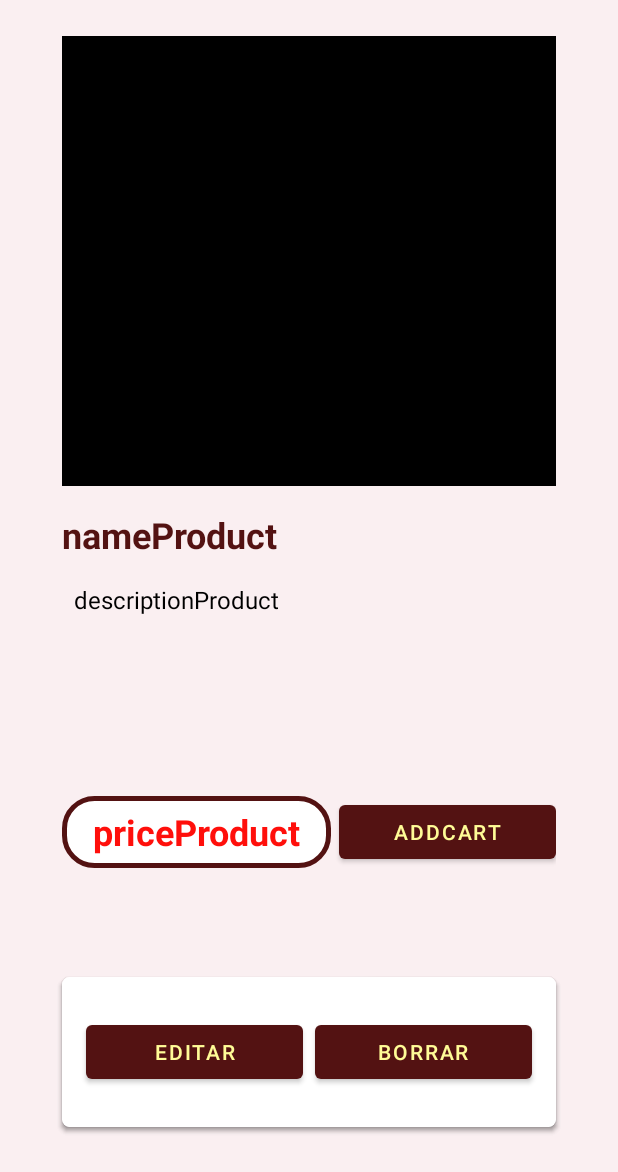
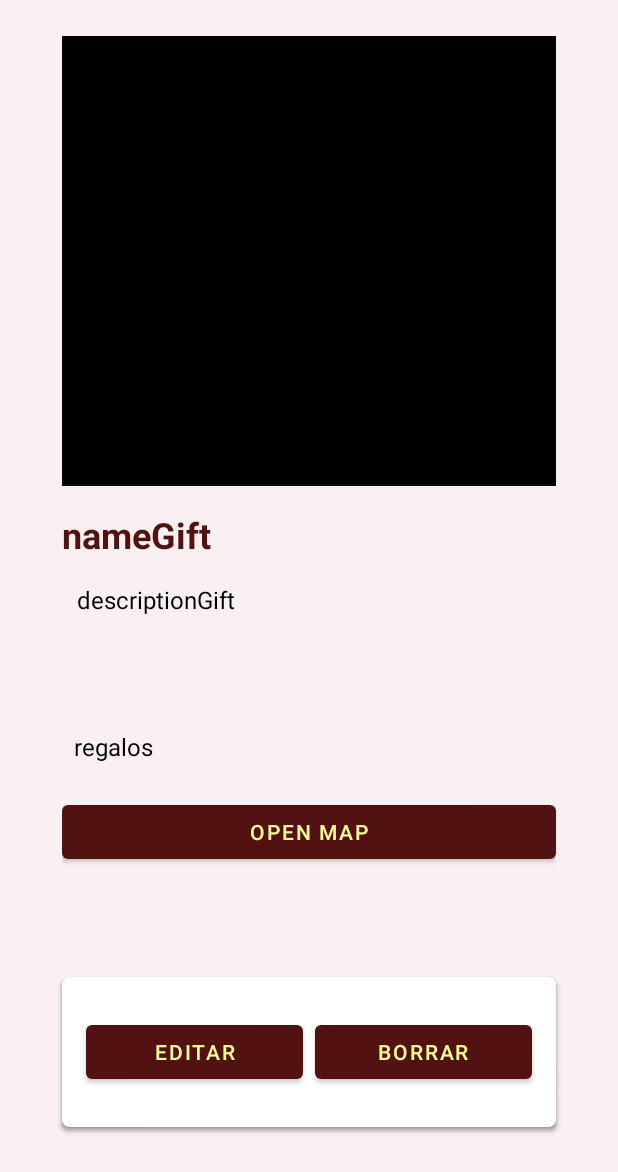
Before and after one commit to Gargalv/BlissBirth, an Android app: the ProductoDetalle screen opened directly, with no data from a screen before it, on a phone screen of 412 x 824 dp. Shown: the top 1172 px of the screen. Run offline under Robolectric (Android 15) with nearby library versions, the phone set to English and light mode, and no system bars.

Commit message:
Cambio de algunos estilos y campos nuevos para subir cumpleas

```diff
--- a/app/src/main/java/com/ama/blissbirth/AniadirProducto.java
+++ b/app/src/main/java/com/ama/blissbirth/AniadirProducto.java
@@ -54,7 +54,7 @@ public class AniadirProducto extends AppCompatActivity {
         FirebaseUser user = firebaseAuth.getCurrentUser();
         String uid = user.getUid();
 
-        nom = findViewById(R.id.nomProducto);
+        nom = findViewById(R.id.nomCumpleanios);
         desc = findViewById(R.id.descProducto);
         prec = findViewById(R.id.precProducto);
         aniadir = findViewById(R.id.aniadir);
--- a/app/src/main/res/layout/activity_aniadir_producto.xml
+++ b/app/src/main/res/layout/activity_aniadir_producto.xml
@@ -34,13 +34,13 @@
             app:layout_constraintStart_toStartOf="@+id/guidelineIzq">
 
             <com.google.android.material.textfield.TextInputEditText
-                android:id="@+id/nomProducto"
+                android:id="@+id/nomCumpleanios"
                 style="@style/interior_caja"
                 android:layout_width="match_parent"
                 android:layout_height="wrap_content"
-                android:hint="Product"
+                android:hint="Name"
+                android:inputType="text"
                 android:maxLength="40"
-                android:inputType="text"
                 android:textColor="@color/black" />
 
         </com.google.android.material.textfield.TextInputLayout>
@@ -82,7 +82,7 @@
                 style="@style/interior_caja"
                 android:layout_width="match_parent"
                 android:layout_height="wrap_content"
-                android:hint="Price"
+                android:hint="Date"
                 android:inputType="number"
                 android:textColor="@color/black" />
         </com.google.android.material.textfield.TextInputLayout>
--- a/app/src/main/res/layout/activity_producto_detalle.xml
+++ b/app/src/main/res/layout/activity_producto_detalle.xml
@@ -26,11 +26,11 @@
         android:src="@color/black"/>
 
     <TextView
-        android:id="@+id/nameProduct"
+        android:id="@+id/nameGift"
         android:layout_width="0dp"
         android:layout_height="wrap_content"
         android:layout_marginTop="16dp"
-        android:text="nameProduct"
+        android:text="nameGift"
         android:textColor="@color/Dark_burgundy"
         android:textSize="24dp"
         android:textStyle="bold"
@@ -39,19 +39,32 @@
         app:layout_constraintTop_toBottomOf="@id/photoProduct" />
 
     <TextView
-        android:id="@+id/descriptionProduct"
-        android:layout_width="0dp"
-        android:layout_height="150dp"
+        android:id="@+id/descriptionGift"
+        android:layout_width="326dp"
+        android:layout_height="98dp"
         android:layout_marginTop="8dp"
-        android:text="descriptionProduct"
+        android:padding="8dp"
+        android:text="descriptionGift"
         android:textColor="@color/black"
         android:textSize="16dp"
         app:layout_constraintEnd_toStartOf="@+id/guidelineDer"
         app:layout_constraintStart_toStartOf="@+id/guidelineIzq"
-        app:layout_constraintTop_toBottomOf="@id/nameProduct"
-        android:padding="8dp"/>
+        app:layout_constraintTop_toBottomOf="@id/nameGift" />
     <!--android:background="@drawable/borde_buscador"-->
 
+
+    <TextView
+        android:id="@+id/regalos"
+        android:layout_width="329dp"
+        android:layout_height="52dp"
+        android:padding="8dp"
+        android:text="regalos"
+        android:textColor="@color/black"
+        android:textSize="16dp"
+        app:layout_constraintEnd_toStartOf="@+id/guidelineDer"
+        app:layout_constraintHorizontal_bias="1.0"
+        app:layout_constraintStart_toStartOf="@+id/guidelineIzq"
+        app:layout_constraintTop_toBottomOf="@id/descriptionGift" />
 
     <LinearLayout
         android:id="@+id/linearLay"
@@ -60,26 +73,13 @@
         android:orientation="horizontal"
         app:layout_constraintEnd_toStartOf="@+id/guidelineDer"
         app:layout_constraintStart_toStartOf="@+id/guidelineIzq"
-        app:layout_constraintTop_toBottomOf="@id/descriptionProduct">
-
-        <TextView
-            android:id="@+id/priceProduct"
-            android:layout_width="wrap_content"
-            android:layout_height="match_parent"
-            android:layout_marginRight="5dp"
-            android:text="priceProduct"
-            android:gravity="center"
-            android:textColor="@color/Vivid_red"
-            android:textSize="24dp"
-            android:layout_weight="1"
-            android:background="@drawable/borde_buscador"
-            android:textStyle="bold"/>
+        app:layout_constraintTop_toBottomOf="@id/regalos">
 
         <Button
             android:id="@+id/addCart"
             android:layout_width="wrap_content"
             android:layout_height="wrap_content"
-            android:text="AddCart"
+            android:text="Open Map"
             android:layout_weight="1"
             style="@style/boton_oscuro"/>
 
--- a/app/src/main/res/layout/activity_register.xml
+++ b/app/src/main/res/layout/activity_register.xml
@@ -32,8 +32,9 @@
         app:layout_constraintStart_toStartOf="@+id/guidelineIzq"
         app:layout_constraintTop_toBottomOf="@+id/imagenReg"
         android:layout_marginTop="48dp"
-        style="@style/caja_texto">
-<!--    poner icono:   app:startIconDrawable="@drawable/"-->
+        style="@style/caja_texto"
+        app:startIconDrawable="@drawable/user_ic"
+    >
 
 
         <com.google.android.material.textfield.TextInputEditText
@@ -91,8 +92,9 @@
         app:layout_constraintStart_toStartOf="@+id/guidelineIzq"
         app:layout_constraintTop_toBottomOf="@+id/password"
         style="@style/caja_texto"
-        app:passwordToggleEnabled="true">
-        <!--    poner icono:   app:startIconDrawable="@drawable/"-->
+        app:passwordToggleEnabled="true"
+        app:startIconDrawable="@drawable/lock_ic"
+    >
 
 
         <com.google.android.material.textfield.TextInputEditText
--- a/app/src/main/res/values/styles.xml
+++ b/app/src/main/res/values/styles.xml
@@ -19,7 +19,7 @@
         <item name="alpha">0.8</item>
     </style>
     <style name="interior_caja">
-        <item name="backgroundTint">@color/black</item>
+        <item name="backgroundTint">@color/white</item>
         <item name="android:textColor">@color/black</item>
     </style>
     <style name="menuBottom">
--- a/app/src/main/res/values/themes.xml
+++ b/app/src/main/res/values/themes.xml
@@ -21,7 +21,7 @@
         <!-- Secondary brand color. -->
         <item name="colorSecondary">@color/Pale_Lavender_Pink</item>
         <item name="colorSecondaryVariant">@color/Creamy_yellow</item>
-        <item name="colorOnSecondary">@color/black</item>
+        <item name="colorOnSecondary">@color/white</item>
         <!-- Status bar color. -->
         <item name="android:statusBarColor">?attr/colorPrimary</item>
         <!-- Customize your theme here. -->
```
